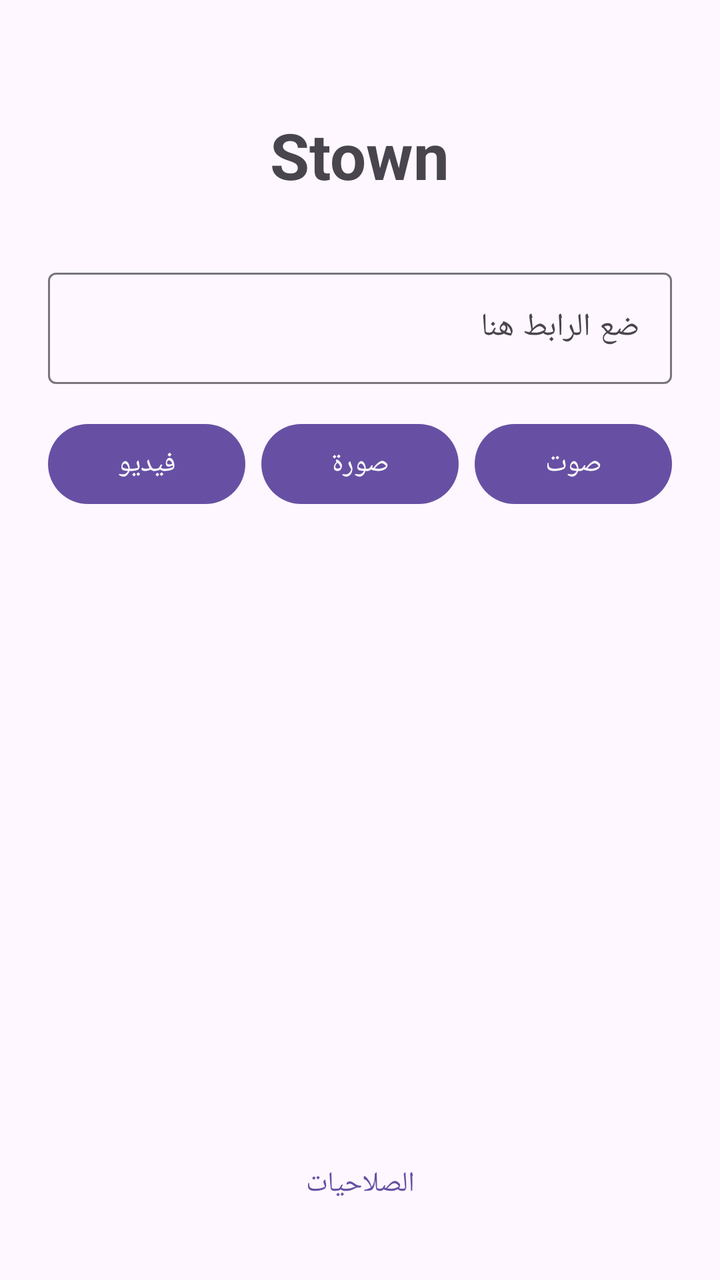
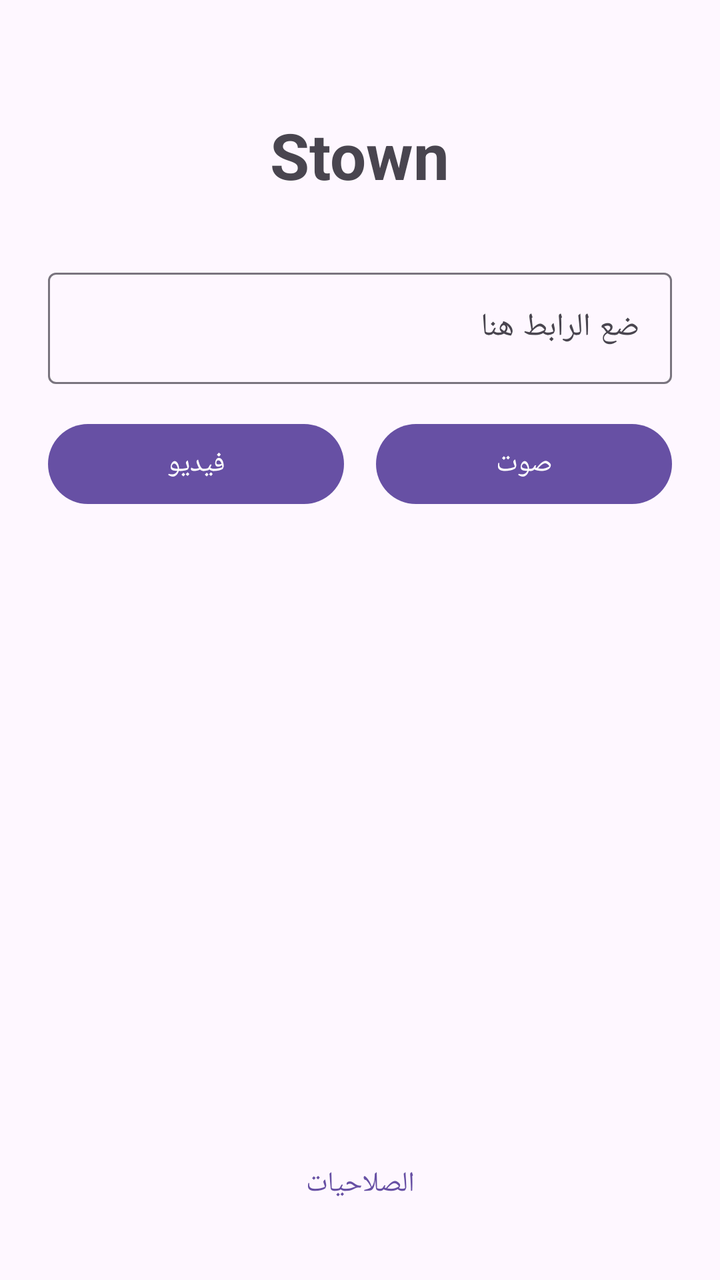

Before-and-after screenshots of an Android layout around one commit, followed by the original layout XML and the change that was made.
<!-- AndroidManifest.xml: application theme Theme.Stown -->
<!-- res/layout/activity_main.xml -->
<?xml version="1.0" encoding="utf-8"?>
<LinearLayout xmlns:android="http://schemas.android.com/apk/res/android"
    android:layout_width="match_parent"
    android:layout_height="match_parent"
    android:gravity="center_horizontal"
    android:orientation="vertical"
    android:padding="24dp">

    <TextView
        android:layout_width="wrap_content"
        android:layout_height="wrap_content"
        android:layout_marginTop="32dp"
        android:layout_marginBottom="32dp"
        android:text="@string/app_name"
        android:textSize="32sp"
        android:textStyle="bold" />

    <com.google.android.material.textfield.TextInputLayout
        android:id="@+id/urlLayout"
        style="@style/Widget.Material3.TextInputLayout.OutlinedBox"
        android:layout_width="match_parent"
        android:layout_height="wrap_content"
        android:hint="@string/hint_url">

        <com.google.android.material.textfield.TextInputEditText
            android:id="@+id/urlInput"
            android:layout_width="match_parent"
            android:layout_height="wrap_content"
            android:inputType="textUri"
            android:maxLines="3" />
    </com.google.android.material.textfield.TextInputLayout>

    <LinearLayout
        android:layout_width="match_parent"
        android:layout_height="wrap_content"
        android:layout_marginTop="16dp"
        android:orientation="horizontal">

        <com.google.android.material.button.MaterialButton
            android:id="@+id/btnVideo"
            android:layout_width="0dp"
            android:layout_height="wrap_content"
            android:layout_marginEnd="4dp"
            android:layout_weight="1"
            android:text="@string/video" />

        <com.google.android.material.button.MaterialButton
            android:id="@+id/btnImage"
            android:layout_width="0dp"
            android:layout_height="wrap_content"
            android:layout_marginStart="4dp"
            android:layout_marginEnd="4dp"
            android:layout_weight="1"
            android:text="@string/image" />

        <com.google.android.material.button.MaterialButton
            android:id="@+id/btnAudio"
            android:layout_width="0dp"
            android:layout_height="wrap_content"
            android:layout_marginStart="4dp"
            android:layout_weight="1"
            android:text="@string/audio" />
    </LinearLayout>

    <com.google.android.material.progressindicator.LinearProgressIndicator
        android:id="@+id/progress"
        android:layout_width="match_parent"
        android:layout_height="wrap_content"
        android:layout_marginTop="32dp"
        android:max="100"
        android:visibility="invisible" />

    <TextView
        android:id="@+id/status"
        android:layout_width="match_parent"
        android:layout_height="wrap_content"
        android:layout_marginTop="12dp"
        android:gravity="center" />

    <com.google.android.material.button.MaterialButton
        android:id="@+id/btnCancel"
        style="@style/Widget.Material3.Button.TextButton"
        android:layout_width="wrap_content"
        android:layout_height="wrap_content"
        android:layout_gravity="center_horizontal"
        android:layout_marginTop="8dp"
        android:text="@string/cancel"
        android:visibility="gone" />

    <Space
        android:layout_width="match_parent"
        android:layout_height="0dp"
        android:layout_weight="1" />

    <com.google.android.material.button.MaterialButton
        android:id="@+id/btnPermissions"
        style="@style/Widget.Material3.Button.TextButton"
        android:layout_width="wrap_content"
        android:layout_height="wrap_content"
        android:text="@string/permissions" />

</LinearLayout>
<!-- resources referenced by this layout -->
<resources>
  <string name="app_name">Stown</string>
  <string name="audio">صوت</string>
  <string name="cancel">إلغاء</string>
  <string name="hint_url">ضع الرابط هنا</string>
  <string name="image">صورة</string>
  <string name="permissions">الصلاحيات</string>
  <string name="video">فيديو</string>
  <style name="Theme.Stown" parent="Theme.Material3.DayNight.NoActionBar" />
</resources>

<!-- the commit's change to res/layout/activity_main.xml (unified diff, before → after) -->
@@ -40,24 +40,15 @@
             android:id="@+id/btnVideo"
             android:layout_width="0dp"
             android:layout_height="wrap_content"
-            android:layout_marginEnd="4dp"
+            android:layout_marginEnd="8dp"
             android:layout_weight="1"
             android:text="@string/video" />
-
-        <com.google.android.material.button.MaterialButton
-            android:id="@+id/btnImage"
-            android:layout_width="0dp"
-            android:layout_height="wrap_content"
-            android:layout_marginStart="4dp"
-            android:layout_marginEnd="4dp"
-            android:layout_weight="1"
-            android:text="@string/image" />
 
         <com.google.android.material.button.MaterialButton
             android:id="@+id/btnAudio"
             android:layout_width="0dp"
             android:layout_height="wrap_content"
-            android:layout_marginStart="4dp"
+            android:layout_marginStart="8dp"
             android:layout_weight="1"
             android:text="@string/audio" />
     </LinearLayout>
<!-- resource entries referenced after the edit -->
@@ -4,7 +4,6 @@
   <string name="audio">صوت</string>
   <string name="cancel">إلغاء</string>
   <string name="hint_url">ضع الرابط هنا</string>
-  <string name="image">صورة</string>
   <string name="permissions">الصلاحيات</string>
   <string name="video">فيديو</string>
   <style name="Theme.Stown" parent="Theme.Material3.DayNight.NoActionBar" />
